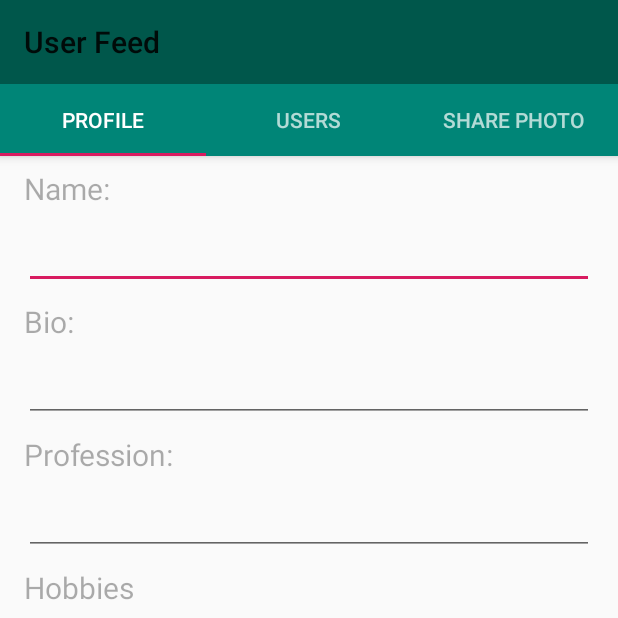
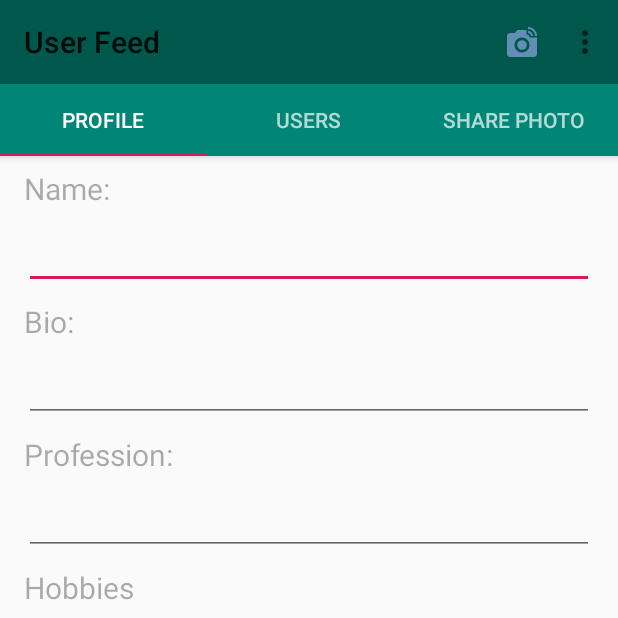
Before and after one commit to ArafathBaig/Instagram-Clone2.0, an Android app: the SocialMediaActivity screen opened directly, with no data from a screen before it, on a phone screen of 412 x 824 dp, the top half of it. Run offline under Robolectric (Android 15) with nearby library versions, the phone set to English and light mode, and no system bars; libraries missing offline, so code that uses them is left out: com.parse, com.shashank.sony; Roboto replaces fonts that are not available here; 9 statements that could not run were skipped.

Commit message:
postImage LogOut commit

```diff
--- /dev/null
+++ b/app/src/main/res/drawable/ic_linked_camera_black_24dp.xml
@@ -0,0 +1,7 @@
+<vector android:autoMirrored="true" android:height="24dp"
+    android:tint="#628DB7" android:viewportHeight="24.0"
+    android:viewportWidth="24.0" android:width="24dp" xmlns:android="http://schemas.android.com/apk/res/android">
+    <path android:fillColor="#FF000000" android:pathData="M12,14m-3.2,0a3.2,3.2 0,1 1,6.4 0a3.2,3.2 0,1 1,-6.4 0"/>
+    <path android:fillColor="#FF000000" android:pathData="M16,3.33c2.58,0 4.67,2.09 4.67,4.67H22c0,-3.31 -2.69,-6 -6,-6v1.33M16,6c1.11,0 2,0.89 2,2h1.33c0,-1.84 -1.49,-3.33 -3.33,-3.33V6"/>
+    <path android:fillColor="#FF000000" android:pathData="M17,9c0,-1.11 -0.89,-2 -2,-2L15,4L9,4L7.17,6L4,6c-1.1,0 -2,0.9 -2,2v12c0,1.1 0.9,2 2,2h16c1.1,0 2,-0.9 2,-2L22,9h-5zM12,19c-2.76,0 -5,-2.24 -5,-5s2.24,-5 5,-5 5,2.24 5,5 -2.24,5 -5,5z"/>
+</vector>
--- /dev/null
+++ b/app/src/main/res/menu/my_menu.xml
@@ -0,0 +1,18 @@
+<?xml version="1.0" encoding="utf-8"?>
+<menu xmlns:android="http://schemas.android.com/apk/res/android"
+    xmlns:app="http://schemas.android.com/apk/res-auto">
+
+    <item
+        android:id="@+id/postImageItem"
+        android:orderInCategory="100"
+        app:showAsAction="always"
+        android:title="Post Image"
+        android:icon="@drawable/ic_linked_camera_black_24dp"/>
+    <item
+        android:id="@+id/logOutUser"
+        android:orderInCategory="100"
+        android:title="Log Out"
+        app:showAsAction="never"/>
+
+
+</menu>
```
Also changed, not shown: app/src/main/java/arafath/myappcom/instagram_clone20/SocialMediaActivity.java (+101 -2 lines).
